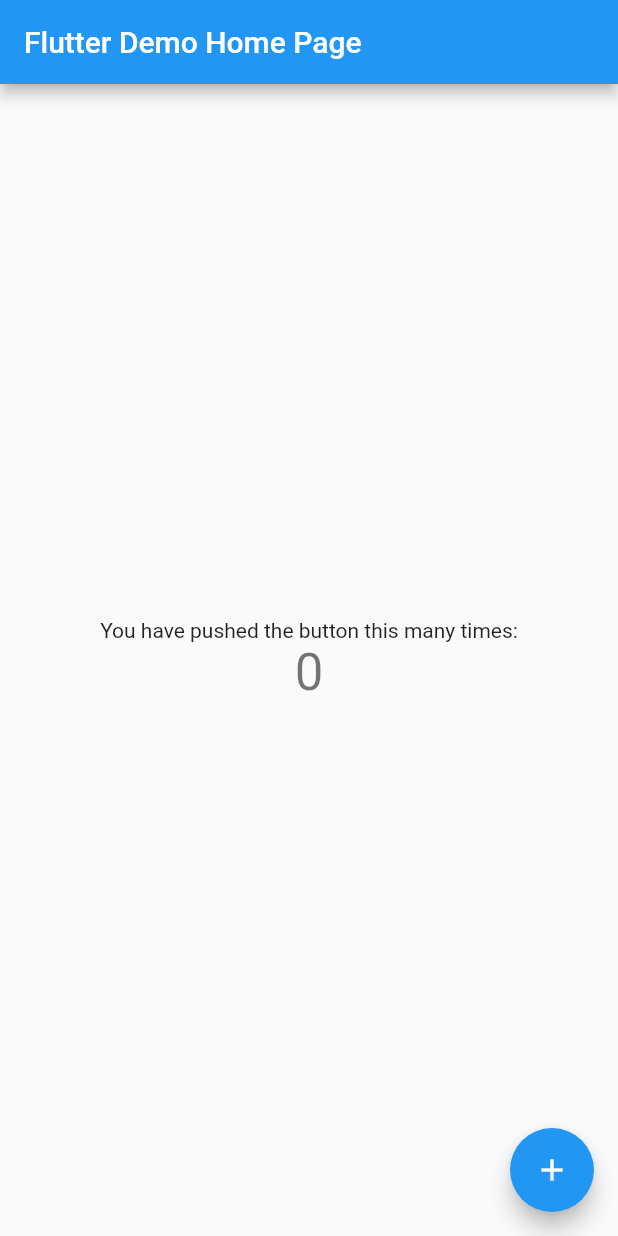
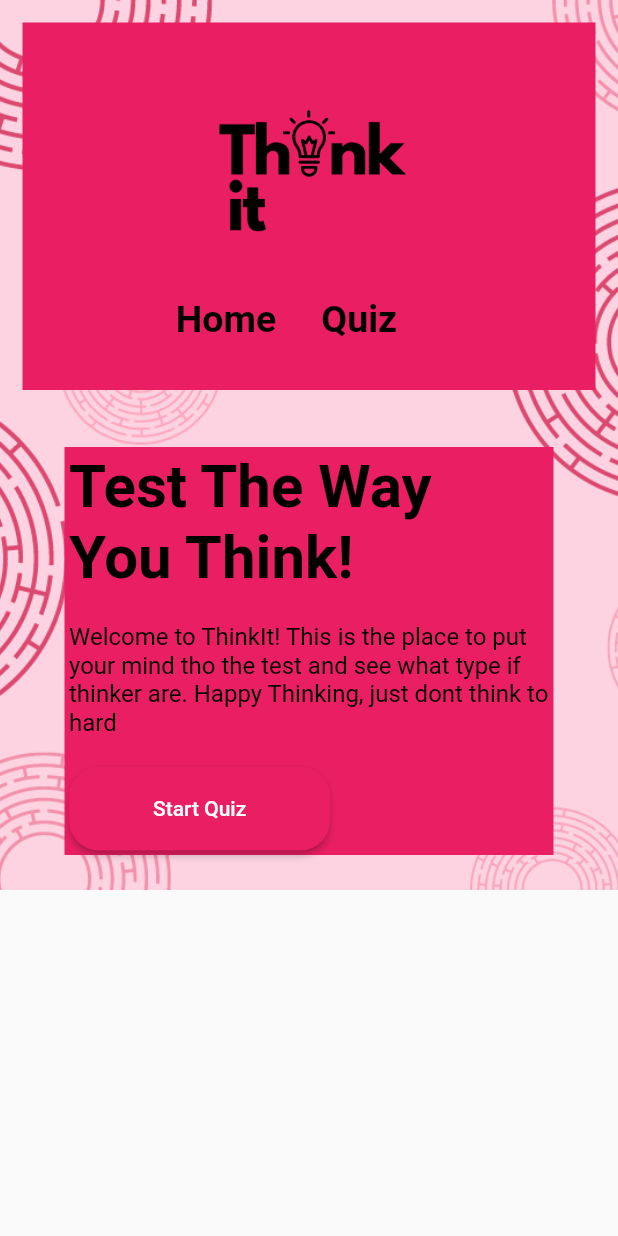
Before and after one commit to chizy7/ThinkIt, a Flutter app: the screen it shows after launch, on a phone screen of 412 x 824 dp. Run offline on Flutter 3.47's test engine with Material 2 defaults, Android fonts, the phone set to English and light mode, and no system bars; missing offline and left inert: dart:html.

Commit message:
Homepage Template Created

```diff
--- /dev/null
+++ b/lib/LandingPage/landingpage.dart
@@ -0,0 +1,64 @@
+import 'package:flutter/material.dart';
+import 'package:flutter/src/widgets/container.dart';
+import 'package:flutter/src/widgets/framework.dart';
+
+class LandingPage extends StatelessWidget {
+  @override
+  Widget build(BuildContext context) {
+    return LayoutBuilder(
+      builder: (context, constraints) {
+        if (constraints.maxWidth > 800) {
+          return Row(
+            mainAxisAlignment: MainAxisAlignment.center,
+            children: pageChildren(constraints.biggest.width / 2),
+          );
+        } else {
+          return Column(
+            children: pageChildren(constraints.biggest.width),
+          );
+        }
+      },
+    );
+  }
+
+  List<Widget> pageChildren(double width) {
+    return <Widget>[
+      Container(
+        width: width,
+        child: Column(
+          crossAxisAlignment: CrossAxisAlignment.start,
+          children: [
+            const Text(
+              "Test The Way You Think!",
+              style: TextStyle(
+                  fontWeight: FontWeight.bold,
+                  fontSize: 40.0,
+                  color: Colors.black),
+            ),
+            Padding(
+              padding: const EdgeInsets.symmetric(vertical: 20.0),
+              child: Text(
+                "Welcome to ThinkIt! This is the place to put your mind tho the test and see what type if thinker are. Happy Thinking, just dont think to hard",
+                style: TextStyle(fontSize: 16.0, color: Colors.black),
+              ),
+            ),
+            MaterialButton(
+              color: Colors.pink,
+              shape: RoundedRectangleBorder(
+                  borderRadius: BorderRadius.circular(20.0)),
+              onPressed: () {},
+              child: Padding(
+                padding: const EdgeInsets.symmetric(
+                    vertical: 20.0, horizontal: 40.0),
+                child: const Text(
+                  "Start Quiz",
+                  style: TextStyle(color: Colors.white),
+                ),
+              ),
+            )
+          ],
+        ),
+      ),
+    ];
+  }
+}
--- a/lib/main.dart
+++ b/lib/main.dart
@@ -1,4 +1,8 @@
+import 'dart:html';
+
 import 'package:flutter/material.dart';
+import 'package:thinkit/LandingPage/landingpage.dart';
+import 'package:thinkit/navbar/navbar.dart';
 
 void main() {
   runApp(const MyApp());
@@ -6,110 +10,44 @@
 
 class MyApp extends StatelessWidget {
   const MyApp({super.key});
-
-  // This widget is the root of your application.
   @override
   Widget build(BuildContext context) {
     return MaterialApp(
       title: 'Flutter Demo',
       theme: ThemeData(
-        // This is the theme of your application.
-        //
-        // Try running your application with "flutter run". You'll see the
-        // application has a blue toolbar. Then, without quitting the app, try
-        // changing the primarySwatch below to Colors.green and then invoke
-        // "hot reload" (press "r" in the console where you ran "flutter run",
-        // or simply save your changes to "hot reload" in a Flutter IDE).
-        // Notice that the counter didn't reset back to zero; the application
-        // is not restarted.
         primarySwatch: Colors.blue,
       ),
-      home: const MyHomePage(title: 'Flutter Demo Home Page'),
+      home: MyHomePage(),
     );
   }
 }
 
-class MyHomePage extends StatefulWidget {
-  const MyHomePage({super.key, required this.title});
-
-  // This widget is the home page of your application. It is stateful, meaning
-  // that it has a State object (defined below) that contains fields that affect
-  // how it looks.
-
-  // This class is the configuration for the state. It holds the values (in this
-  // case the title) provided by the parent (in this case the App widget) and
-  // used by the build method of the State. Fields in a Widget subclass are
-  // always marked "final".
-
-  final String title;
-
-  @override
-  State<MyHomePage> createState() => _MyHomePageState();
-}
-
-class _MyHomePageState extends State<MyHomePage> {
-  int _counter = 0;
-
-  void _incrementCounter() {
-    setState(() {
-      // This call to setState tells the Flutter framework that something has
-      // changed in this State, which causes it to rerun the build method below
-      // so that the display can reflect the updated values. If we changed
-      // _counter without calling setState(), then the build method would not be
-      // called again, and so nothing would appear to happen.
-      _counter++;
-    });
-  }
-
+class MyHomePage extends StatelessWidget {
   @override
   Widget build(BuildContext context) {
-    // This method is rerun every time setState is called, for instance as done
-    // by the _incrementCounter method above.
-    //
-    // The Flutter framework has been optimized to make rerunning build methods
-    // fast, so that you can just rebuild anything that needs updating rather
-    // than having to individually change instances of widgets.
     return Scaffold(
-      appBar: AppBar(
-        // Here we take the value from the MyHomePage object that was created by
-        // the App.build method, and use it to set our appbar title.
-        title: Text(widget.title),
+        body: Container(
+      decoration: BoxDecoration(
+          image: DecorationImage(
+              image: AssetImage('assets/thinkit_bg.png'), fit: BoxFit.cover)),
+      child: SingleChildScrollView(
+        child: Column(children: [
+          Container(
+              margin: const EdgeInsets.all(15.0),
+              padding: const EdgeInsets.all(3.0),
+              decoration: BoxDecoration(color: Colors.pink),
+              child: navbar()),
+          Padding(
+            padding:
+                const EdgeInsets.symmetric(vertical: 20.0, horizontal: 40.0),
+            child: Container(
+                margin: const EdgeInsets.all(3.0),
+                padding: const EdgeInsets.all(3.0),
+                decoration: BoxDecoration(color: Colors.pink),
+                child: LandingPage()),
+          )
+        ]),
       ),
-      body: Center(
-        // Center is a layout widget. It takes a single child and positions it
-        // in the middle of the parent.
-        child: Column(
-          // Column is also a layout widget. It takes a list of children and
-          // arranges them vertically. By default, it sizes itself to fit its
-          // children horizontally, and tries to be as tall as its parent.
-          //
-          // Invoke "debug painting" (press "p" in the console, choose the
-          // "Toggle Debug Paint" action from the Flutter Inspector in Android
-          // Studio, or the "Toggle Debug Paint" command in Visual Studio Code)
-          // to see the wireframe for each widget.
-          //
-          // Column has various properties to control how it sizes itself and
-          // how it positions its children. Here we use mainAxisAlignment to
-          // center the children vertically; the main axis here is the vertical
-          // axis because Columns are vertical (the cross axis would be
-          // horizontal).
-          mainAxisAlignment: MainAxisAlignment.center,
-          children: <Widget>[
-            const Text(
-              'You have pushed the button this many times:',
-            ),
-            Text(
-              '$_counter',
-              style: Theme.of(context).textTheme.headline4,
-            ),
-          ],
-        ),
-      ),
-      floatingActionButton: FloatingActionButton(
-        onPressed: _incrementCounter,
-        tooltip: 'Increment',
-        child: const Icon(Icons.add),
-      ), // This trailing comma makes auto-formatting nicer for build methods.
-    );
+    ));
   }
 }
--- /dev/null
+++ b/lib/navbar/navbar.dart
@@ -0,0 +1,108 @@
+import 'dart:html';
+
+import 'package:flutter/material.dart';
+
+class navbar extends StatelessWidget {
+  @override
+  Widget build(BuildContext context) {
+    return LayoutBuilder(
+      builder: (context, constraints) {
+        if (constraints.maxWidth > 800) {
+          return DesktopNavbar();
+        } else {
+          return MobileNavbar();
+        }
+      },
+    );
+  }
+}
+
+class DesktopNavbar extends StatelessWidget {
+  @override
+  Widget build(BuildContext context) {
+    return Padding(
+      padding: const EdgeInsets.symmetric(vertical: 20, horizontal: 40),
+      child: Container(
+        constraints: BoxConstraints(maxWidth: 1200),
+        child:
+            Row(mainAxisAlignment: MainAxisAlignment.spaceBetween, children: [
+          Image.asset(
+            'assets/thinkit_logo.png',
+            height: 200,
+            width: 200,
+          ),
+          Row(
+            children: const [
+              Text(
+                "Home",
+                style: TextStyle(
+                    color: Colors.black,
+                    fontSize: 25,
+                    fontWeight: FontWeight.w600),
+              ),
+              SizedBox(
+                width: 30,
+              ),
+              Text(
+                "Quiz",
+                style: TextStyle(
+                    color: Colors.black,
+                    fontSize: 25,
+                    fontWeight: FontWeight.w600),
+              ),
+              SizedBox(
+                width: 30,
+              ),
+            ],
+          )
+        ]),
+      ),
+    );
+  }
+}
+
+class MobileNavbar extends StatelessWidget {
+  @override
+  Widget build(BuildContext context) {
+    return Padding(
+      padding: const EdgeInsets.symmetric(vertical: 20, horizontal: 40),
+      child: Container(
+        child: Column(mainAxisAlignment: MainAxisAlignment.center, children: [
+          Image.asset(
+            'assets/thinkit_logo.png',
+            height: 150,
+            width: 150,
+          ),
+          Padding(
+            padding: const EdgeInsets.all(10.0),
+            child: Row(
+              mainAxisAlignment: MainAxisAlignment.center,
+              children: const [
+                Text(
+                  "Home",
+                  style: TextStyle(
+                      color: Colors.black,
+                      fontSize: 25,
+                      fontWeight: FontWeight.w600),
+                ),
+                SizedBox(
+                  width: 30,
+                ),
+                Text(
+                  "Quiz",
+                  style: TextStyle(
+                      color: Colors.black,
+                      fontSize: 25,
+                      fontWeight: FontWeight.w600),
+                ),
+                SizedBox(
+                  width: 30,
+                ),
+              ],
+            ),
+          )
+        ]),
+      ),
+    );
+  }
+}
```
Also changed, not shown: pubspec.yaml (+5 -4 lines), assets/thinkit_bg.png (added), assets/thinkit_logo.png (added), assets/ti_person.png (added), 10 other files.
